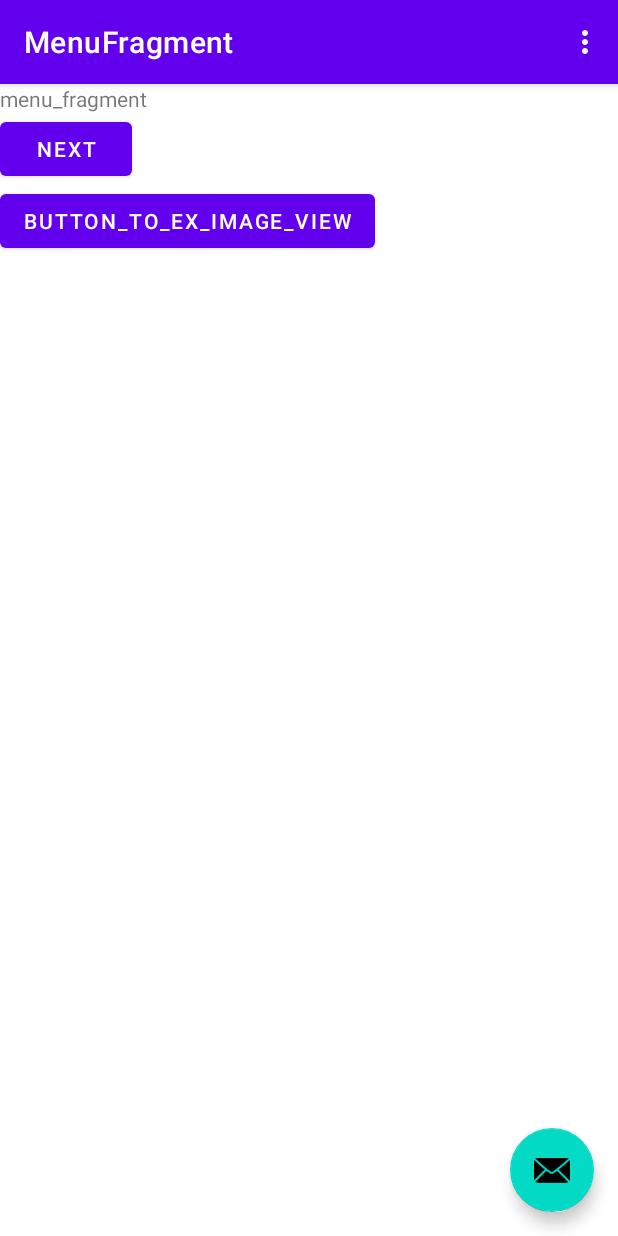
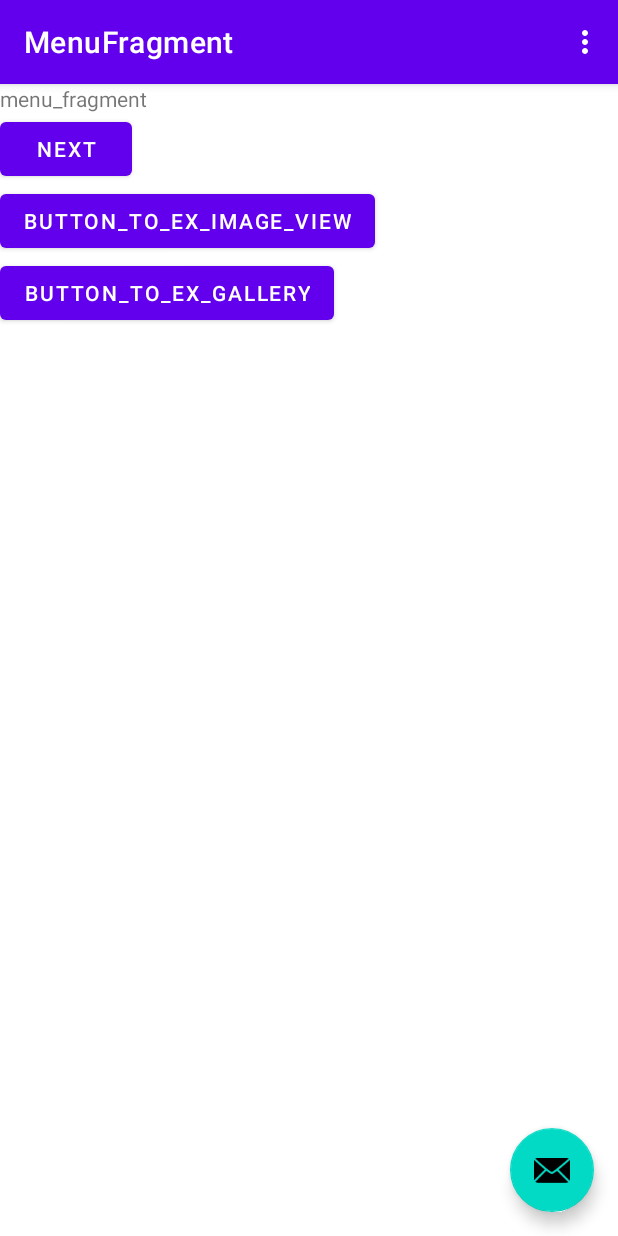
Before and after one commit to anyingiit/Class2021_2022_2_AndroidDevelop_course, an Android app: the screen it shows after launch (MainActivity), on a phone screen of 412 x 824 dp. Run offline under Robolectric (Android 15) with nearby library versions, the phone set to English and light mode, and no system bars; our stand-ins replace navigation-ui.

Commit message:
完成ExGallery 练习

```diff
--- a/app/src/main/java/com/example/class2021_2022_2_androiddevelop_course/fragments/MenuFragment.java
+++ b/app/src/main/java/com/example/class2021_2022_2_androiddevelop_course/fragments/MenuFragment.java
@@ -44,6 +44,13 @@ public class MenuFragment extends Fragment {
                         .navigate(R.id.action_MenuFragment_to_ExImageView);
             }
         });
+        binding.buttonToExGallery.setOnClickListener(new View.OnClickListener() {
+            @Override
+            public void onClick(View view) {
+                NavHostFragment.findNavController(MenuFragment.this)
+                        .navigate(R.id.action_MenuFragment_to_ExGallery);
+            }
+        });
     }
 
     @Override
--- a/app/src/main/res/layout/fragment_menu.xml
+++ b/app/src/main/res/layout/fragment_menu.xml
@@ -11,19 +11,25 @@
         android:id="@+id/textview_first"
         android:layout_width="wrap_content"
         android:layout_height="wrap_content"
-        android:text="@string/menu_fragment"/>
+        android:text="@string/menu_fragment" />
 
     <Button
         android:id="@+id/button_first"
         android:layout_width="wrap_content"
         android:layout_height="wrap_content"
-        android:text="@string/next"/>
+        android:text="@string/next" />
 
     <Button
         android:layout_width="wrap_content"
         android:layout_height="wrap_content"
         android:id="@+id/button_to_ex_image_view"
-        android:text="@string/button_to_ex_image_view"/>
+        android:text="@string/button_to_ex_image_view" />
+
+    <Button
+        android:layout_width="wrap_content"
+        android:layout_height="wrap_content"
+        android:id="@+id/button_to_ex_gallery"
+        android:text="@string/button_to_ex_gallery" />
 
 
 </LinearLayout>
--- a/app/src/main/res/navigation/nav_graph.xml
+++ b/app/src/main/res/navigation/nav_graph.xml
@@ -17,6 +17,9 @@
         <action
             android:id="@+id/action_MenuFragment_to_ExImageView"
             app:destination="@id/ExImageView" />
+        <action
+            android:id="@+id/action_MenuFragment_to_ExGallery"
+            app:destination="@id/ExGallery" />
     </fragment>
     <fragment
         android:id="@+id/SecondFragment"
@@ -32,5 +35,10 @@
         android:id="@+id/ExImageView"
         android:name="com.example.class2021_2022_2_androiddevelop_course.fragments.ExImageView"
         android:label="ExImageView"
-        tools:layout="@layout/fragment_ex_image_view"/>
+        tools:layout="@layout/fragment_ex_image_view" />
+    <fragment
+        android:id="@+id/ExGallery"
+        android:name="com.example.class2021_2022_2_androiddevelop_course.fragments.ExGallery"
+        android:label="ExGallery"
+        tools:layout="@layout/fragment_ex_gallery" />
 </navigation>
--- a/app/src/main/res/values/strings.xml
+++ b/app/src/main/res/values/strings.xml
@@ -16,4 +16,6 @@
     <string name="set_width_and_height">设置第二个ImageView直接使用宽和高设置其大小各自为100</string>
     <string name="imageview1">ImageView1</string>
     <string name="imageview2">ImageView2</string>
+    <string name="button_to_ex_gallery">button_to_ex_gallery</string>
+    <string name="imageview">ImageView</string>
 </resources>
```
Also changed, not shown: app/src/main/java/com/example/class2021_2022_2_androiddevelop_course/fragments/ExGallery.java (added, +73 -0 lines), app/src/main/res/layout/fragment_ex_gallery.xml (added, +20 -0 lines).
